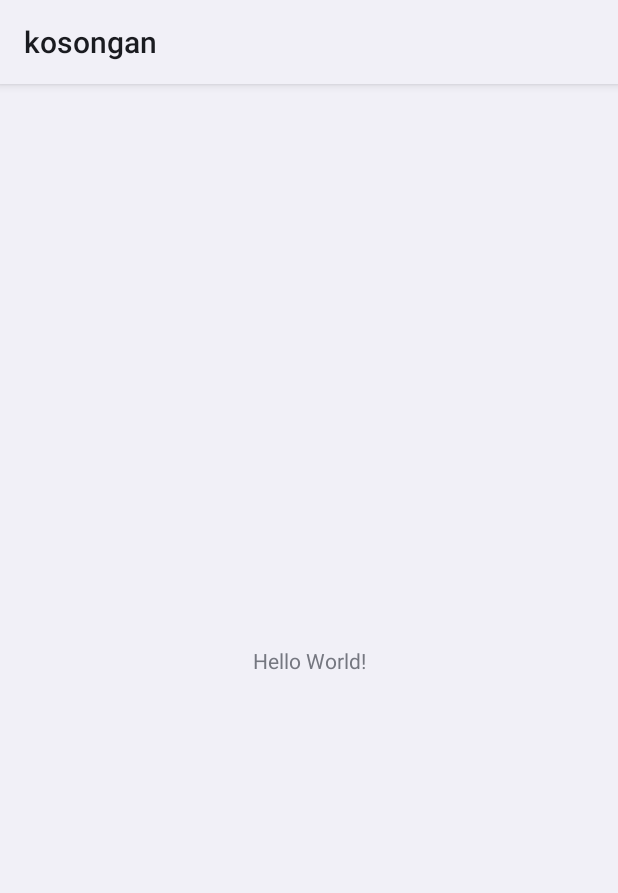
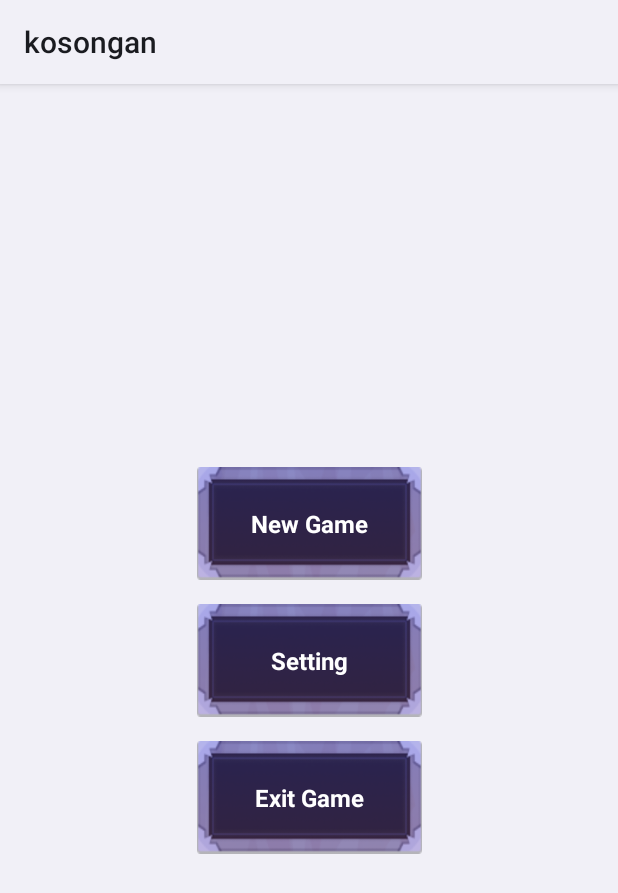
Before and after one commit to Samestora/pemrograman-kotlin, an Android app: the layout activity_main.xml on its own in the app's theme, with its tools: preview values and no code run, on a phone screen of 412 x 824 dp. Shown: the top 893 px of the screen. Run offline under Robolectric (Android 15) with nearby library versions, the phone set to English and light mode, and no system bars.

Commit message:
UI main menu

```diff
--- a/app/src/main/java/com/sgdc/roguelike/Monster.kt
+++ b/app/src/main/java/com/sgdc/roguelike/Monster.kt
@@ -14,19 +14,4 @@ class Monster (health:Int,
         if (health < 0) health = 0
     }
 
-    fun getAtt(): Int {
-        return this.att
-    }
-
-    fun getHealth(): Int{
-        return this.health
-    }
-
-    fun getMaxHeatlh(): Int{
-        return this.maxHealth
-    }
-
-    fun getDef(): Int{
-        return this.def
-    }
 }
--- a/app/src/main/java/com/sgdc/roguelike/Player.kt
+++ b/app/src/main/java/com/sgdc/roguelike/Player.kt
@@ -52,29 +52,4 @@ class Player (health: Int,
         }
     }
 
-    fun getAtt(): Int {
-        return this.att
-    }
-
-    fun getHealth(): Int{
-        return this.health
-    }
-
-    fun getMaxHeatlh(): Int{
-        return this.maxHealth
-    }
-
-    fun getDef(): Int{
-        return this.def
-    }
-
-    fun getMana():Int{
-        return this.mana
-    }
-
-    fun getMaxMana(): Int{
-        return this.maxMana
-    }
-
-
 }
--- a/app/src/main/res/layout/activity_main.xml
+++ b/app/src/main/res/layout/activity_main.xml
@@ -7,13 +7,93 @@
                                                    android:layout_height="match_parent"
                                                    tools:context=".MainActivity">
 
+    <!-- Play Game -->
+    <FrameLayout
+        android:id="@+id/playGame"
+        android:layout_width="150dp"
+        android:layout_height="75dp"
+        android:layout_marginBottom="16dp"
+        app:layout_constraintBottom_toTopOf="@+id/settingButton"
+        app:layout_constraintEnd_toEndOf="parent"
+        app:layout_constraintStart_toStartOf="parent"
+        app:layout_constraintTop_toTopOf="parent" app:layout_constraintVertical_bias="1.0">
+
+        <ImageButton
+            android:id="@+id/playGameButton"
+            android:layout_width="match_parent"
+            android:layout_height="match_parent"
+            android:background="@null"
+            android:scaleType="fitXY"
+            android:src="@drawable/textured_button"/>
+
         <TextView
-        android:layout_width="wrap_content"
-        android:layout_height="wrap_content"
-        android:text="Hello World!"
+            android:id="@+id/playGameText"
+            android:layout_width="match_parent"
+            android:layout_height="match_parent"
+            android:gravity="center"
+            android:text="New Game"
+            android:textColor="@android:color/white"
+            android:textSize="16sp"
+            android:textStyle="bold"/>
+    </FrameLayout>
+
+    <!-- Setting -->
+    <FrameLayout
+        android:id="@+id/settingButton"
+        android:layout_width="150dp"
+        android:layout_height="75dp"
+        app:layout_constraintBottom_toBottomOf="parent"
+        app:layout_constraintEnd_toEndOf="parent" app:layout_constraintStart_toStartOf="parent"
+        app:layout_constraintTop_toTopOf="parent">
+
+
+        <ImageButton
+            android:id="@+id/settingImageButton"
+            android:layout_width="match_parent"
+            android:layout_height="match_parent"
+            android:background="@null"
+            android:scaleType="fitXY"
+            android:src="@drawable/textured_button"/>
+
+        <TextView
+            android:id="@+id/settingText"
+            android:layout_width="match_parent"
+            android:layout_height="match_parent"
+            android:gravity="center"
+            android:text="Setting"
+            android:textColor="@android:color/white"
+            android:textSize="16sp"
+            android:textStyle="bold"/>
+    </FrameLayout>
+
+    <!-- Exit Game -->
+    <FrameLayout
+        android:id="@+id/exitButton"
+        android:layout_width="150dp"
+        android:layout_height="75dp"
+        android:layout_marginTop="16dp"
         app:layout_constraintBottom_toBottomOf="parent"
         app:layout_constraintEnd_toEndOf="parent"
         app:layout_constraintStart_toStartOf="parent"
-        app:layout_constraintTop_toTopOf="parent" />
+        app:layout_constraintTop_toBottomOf="@+id/settingButton" app:layout_constraintVertical_bias="0.0">
+
+        <ImageButton
+            android:id="@+id/exitImageButton"
+            android:layout_width="match_parent"
+            android:layout_height="match_parent"
+            android:background="@null"
+            android:scaleType="fitXY"
+            android:src="@drawable/textured_button"/>
+
+        <TextView
+            android:id="@+id/exitText"
+            android:layout_width="match_parent"
+            android:layout_height="match_parent"
+            android:gravity="center"
+            android:text="Exit Game"
+            android:textColor="@android:color/white"
+            android:textSize="16sp"
+            android:textStyle="bold"/>
+    </FrameLayout>
 
 </androidx.constraintlayout.widget.ConstraintLayout>
```
Also changed, not shown: app/src/main/res/drawable/textured_button.png (added). Lines whose indentation alone changed are shown as unchanged.
